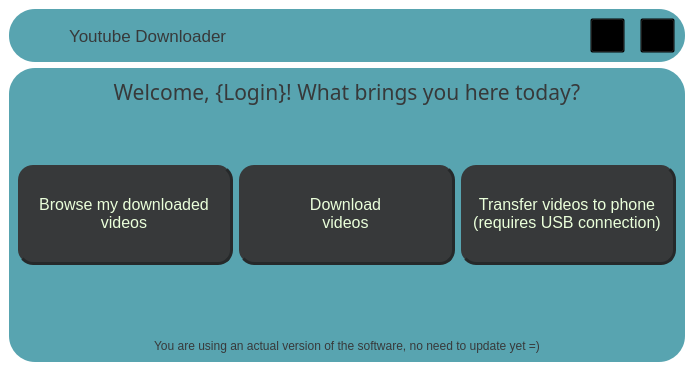
Qt form uis/mainPage.ui (QBoff/YouTube-Video-Downloader) before a commit.
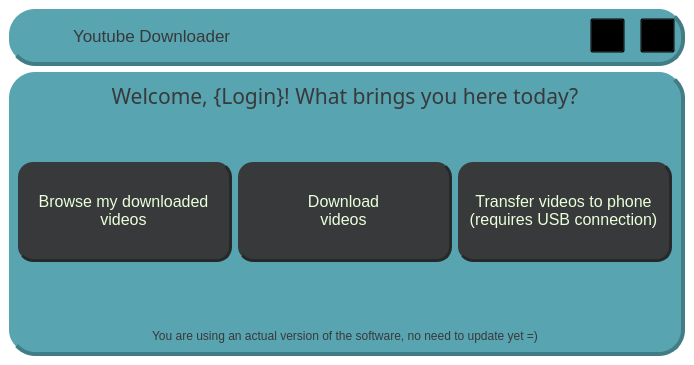
The same form after that commit. Icons and pictures are not drawn.

Commit message: Fixed the interfaces and updated technical specifications

What changed in the file:
```diff
--- a/uis/mainPage.ui
+++ b/uis/mainPage.ui
@@ -7,7 +7,7 @@
     <x>0</x>
     <y>0</y>
     <width>694</width>
-    <height>371</height>
+    <height>365</height>
    </rect>
   </property>
   <property name="minimumSize">
@@ -37,13 +37,11 @@
 	background-color: transparent;
 }
 
-#MainWindow, #centralwidget {
-	background-color: transparent;
-}
-
 #controlPanel, #container {
 	background-color: #58A4B0;
 	border-radius: 26%;
+	border-bottom: 4px solid #427c85;
+	border-right: 4px solid #427c85;
 }
 
 QLabel {
@@ -61,7 +59,7 @@
 	padding: 10px;
 } */
 
-#browseButton, #downloadButton, #transferButton{
+#browseButton, #downloadButton, #transferButton {
 	background-color: #37393A;
 	color: #EAFFDA;
 	border-radius: 15px;
@@ -308,6 +306,12 @@
              <height>30</height>
             </size>
            </property>
+           <property name="checkable">
+            <bool>false</bool>
+           </property>
+           <property name="checked">
+            <bool>false</bool>
+           </property>
            <property name="autoRepeat">
             <bool>false</bool>
            </property>
```
The commit also changes 6 other files.
